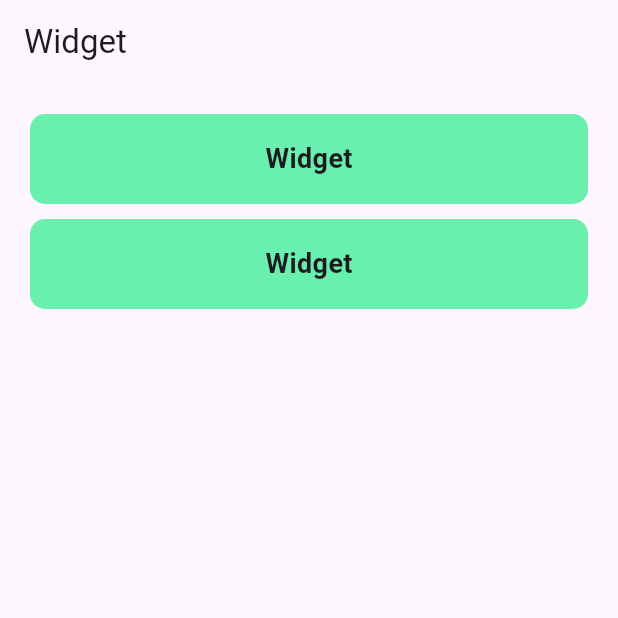
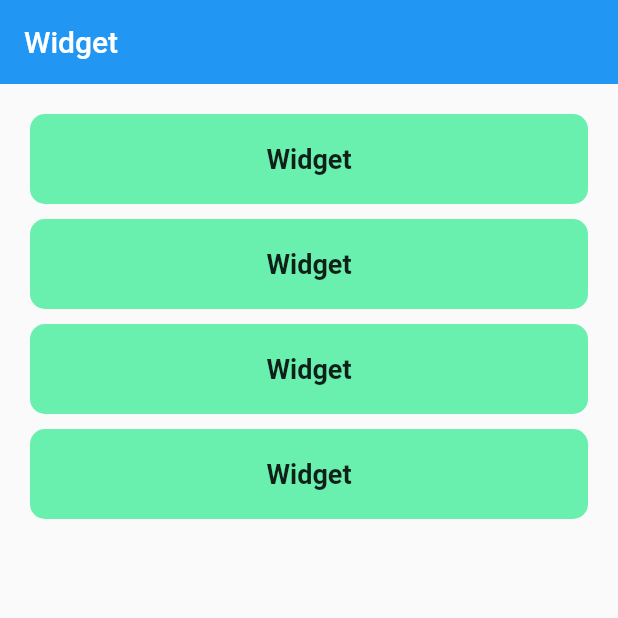
Before and after one commit to AppLutter/flutter-widget-index-practice, a Flutter app: the screen it shows after launch, on a phone screen of 412 x 824 dp, the top half of it. Run offline on Flutter 3.47's test engine with Material 2 defaults, Android fonts, the light colour scheme and no system bars; our stand-ins replace faker.

Commit message:
Align, AnimatedAlign 추가

```diff
--- /dev/null
+++ b/lib/common/part_button.dart
@@ -0,0 +1,39 @@
+import 'package:flutter/material.dart';
+import 'package:flutter_widget_index_practice/common/common_navigate.dart';
+
+class PartButton extends StatelessWidget {
+  const PartButton({
+    Key? key,
+    required this.child,
+  }) : super(key: key);
+  final Widget child;
+
+  @override
+  Widget build(BuildContext context) {
+    return Padding(
+      padding: const EdgeInsets.only(bottom: 10.0),
+      child: GestureDetector(
+        behavior: HitTestBehavior.opaque,
+        onTap: () {
+          navigateToPage(context: context, widget: child);
+        },
+        child: Container(
+          alignment: Alignment.center,
+          width: MediaQuery.of(context).size.width,
+          height: 60,
+          decoration: BoxDecoration(
+            color: Colors.greenAccent,
+            borderRadius: BorderRadius.circular(10.0),
+          ),
+          child: Text(
+            child.toString(),
+            style: const TextStyle(
+              fontSize: 18.0,
+              fontWeight: FontWeight.w600,
+            ),
+          ),
+        ),
+      ),
+    );
+  }
+}
--- a/lib/main.dart
+++ b/lib/main.dart
@@ -1,8 +1,10 @@
 import 'package:flutter/cupertino.dart';
 import 'package:flutter/material.dart';
-import 'package:flutter_widget_index_practice/absorb_pointer_practice.dart';
-import 'package:flutter_widget_index_practice/alert_dialog_practice.dart';
-import 'package:flutter_widget_index_practice/common_navigate.dart';
+import 'package:flutter_widget_index_practice/common/part_button.dart';
+import 'package:flutter_widget_index_practice/widgets/absorb_pointer_practice.dart';
+import 'package:flutter_widget_index_practice/widgets/alert_dialog_practice.dart';
+import 'package:flutter_widget_index_practice/widgets/align.dart';
+import 'package:flutter_widget_index_practice/widgets/animated_align_practice.dart';
 
 void main() {
   runApp(const MyApp());
@@ -15,9 +17,7 @@
   Widget build(BuildContext context) {
     return MaterialApp(
       debugShowCheckedModeBanner: false,
-      title: 'Flutter Demo',
       theme: ThemeData(
-        useMaterial3: true,
         textButtonTheme: TextButtonThemeData(
           style: TextButton.styleFrom(
             backgroundColor: CupertinoColors.systemIndigo,
@@ -48,47 +48,12 @@
       body: ListView(
         padding: const EdgeInsets.all(20.0),
         children: const [
-          _PartButton(child: AbsorbPointerPractice()),
-          _PartButton(child: AlertDialogPractice()),
+          PartButton(child: AbsorbPointerPractice()),
+          PartButton(child: AlertDialogPractice()),
+          PartButton(child: AlignPractice()),
+          PartButton(child: AnimatedAlignPractice()),
         ],
       ),
     );
   }
 }
-
-class _PartButton extends StatelessWidget {
-  const _PartButton({
-    Key? key,
-    required this.child,
-  }) : super(key: key);
-  final Widget child;
-
-  @override
-  Widget build(BuildContext context) {
-    return Padding(
-      padding: const EdgeInsets.only(bottom: 10.0),
-      child: GestureDetector(
-        behavior: HitTestBehavior.opaque,
-        onTap: () {
-          navigateToPage(context: context, widget: child);
-        },
-        child: Container(
-          alignment: Alignment.center,
-          width: MediaQuery.of(context).size.width,
-          height: 60,
-          decoration: BoxDecoration(
-            color: Colors.greenAccent,
-            borderRadius: BorderRadius.circular(10.0),
-          ),
-          child: Text(
-            child.toString(),
-            style: const TextStyle(
-              fontSize: 18.0,
-              fontWeight: FontWeight.w600,
-            ),
-          ),
-        ),
-      ),
-    );
-  }
-}
--- a/lib/absorb_pointer_practice.dart
+++ b/lib/widgets/absorb_pointer_practice.dart
@@ -1,5 +1,5 @@
 import 'package:flutter/material.dart';
-import 'package:flutter_widget_index_practice/default_scaffold.dart';
+import 'package:flutter_widget_index_practice/common/default_scaffold.dart';
 
 class AbsorbPointerPractice extends StatefulWidget {
   const AbsorbPointerPractice({super.key});
--- a/lib/alert_dialog_practice.dart
+++ b/lib/widgets/alert_dialog_practice.dart
@@ -1,6 +1,6 @@
 import 'package:faker/faker.dart';
 import 'package:flutter/material.dart';
-import 'package:flutter_widget_index_practice/default_scaffold.dart';
+import 'package:flutter_widget_index_practice/common/default_scaffold.dart';
 
 class AlertDialogPractice extends StatefulWidget {
   const AlertDialogPractice({Key? key}) : super(key: key);
```
Also changed, not shown: lib/widgets/align.dart (added, +20 -0 lines), lib/widgets/animated_align_practice.dart (added, +44 -0 lines), lib/common/common_navigate.dart (renamed from lib/common_navigate.dart), lib/common/default_scaffold.dart (renamed from lib/default_scaffold.dart), 2 other files.
